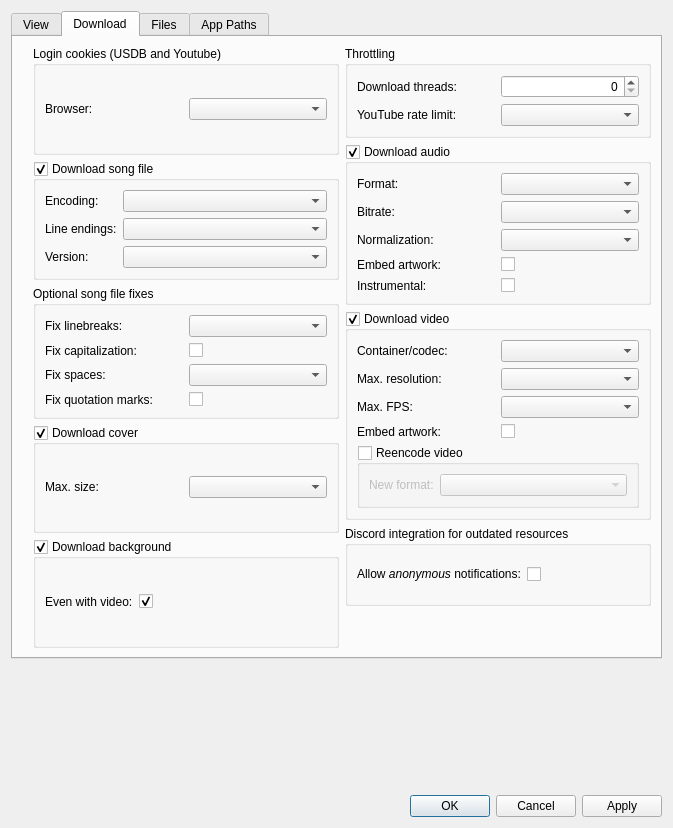
Qt form src/usdb_syncer/gui/forms/SettingsDialog.ui (bohning/usdb_syncer) before a commit.
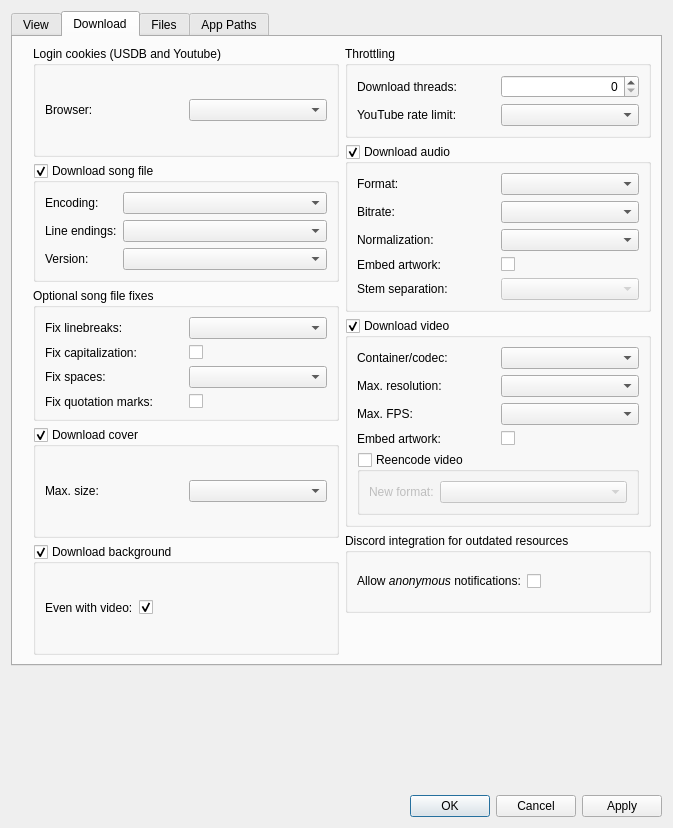
The same form after that commit. The open tabs and pages were chosen to show the change. Icons and pictures are not drawn.

Commit message:
Allow selection of stem separation model.
Always output to .wav, then transcode to target codec via (python-)ffmpeg.

Diff of the .ui file:
```diff
--- a/src/usdb_syncer/gui/forms/SettingsDialog.ui
+++ b/src/usdb_syncer/gui/forms/SettingsDialog.ui
@@ -435,7 +435,7 @@
             <item row="4" column="0">
              <widget class="QLabel" name="label_audio_instrumental">
               <property name="text">
-               <string>Instrumental:</string>
+               <string>Stem separation:</string>
               </property>
              </widget>
             </item>
@@ -488,9 +488,12 @@
              </widget>
             </item>
             <item row="4" column="3">
-             <widget class="QCheckBox" name="checkBox_audio_instrumental">
-              <property name="text">
-               <string/>
+             <widget class="QComboBox" name="comboBox_audio_stem_separation">
+              <property name="enabled">
+               <bool>false</bool>
+              </property>
+              <property name="toolTip">
+               <string>&lt;html&gt;&lt;head/&gt;&lt;body&gt;&lt;p&gt;The audio can be separated into vocals and instrumental by a trained model. This way you can sing along the instrumental track if the karaoke software supports this.&lt;/p&gt;&lt;p&gt;This requires format &lt;span style=&quot; font-weight:700;&quot;&gt;version 1.1.0&lt;/span&gt; or higher, otherwise this option is disabled.&lt;/p&gt;&lt;/body&gt;&lt;/html&gt;</string>
               </property>
              </widget>
             </item>
```
Left out of the diff: 2 changed lines with no effect on the pictures. The commit also changes 6 other files.
